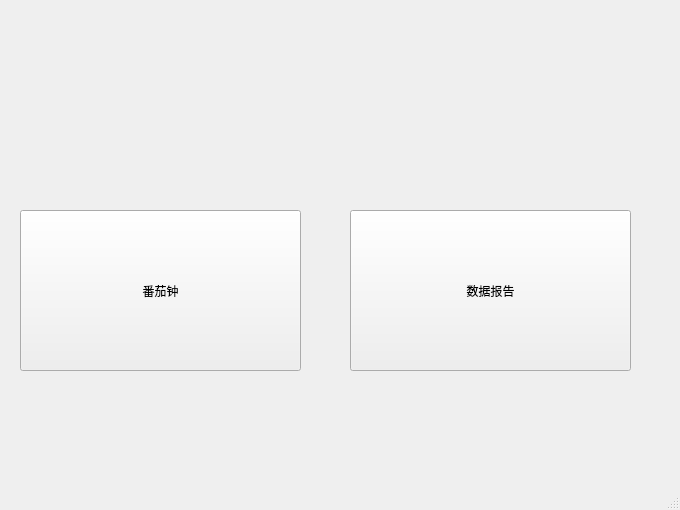
This is mainwindow.ui in Leeye1/StudyMate-GUI as Qt 5 draws it before an edit. The edited form follows.
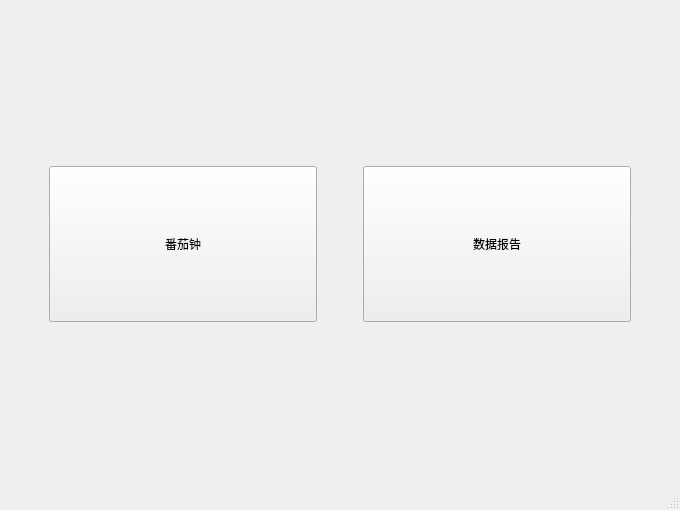
This is the edited form.

Commit message: 该掉了全屏转成最大化，这样就可以通过按钮退出

Patch:
```diff
--- a/mainwindow.ui
+++ b/mainwindow.ui
@@ -14,32 +14,137 @@
    <string>MainWindow</string>
   </property>
   <widget class="QWidget" name="centralwidget">
-   <widget class="QPushButton" name="tomatoButton">
-    <property name="geometry">
-     <rect>
-      <x>20</x>
-      <y>210</y>
-      <width>281</width>
-      <height>161</height>
-     </rect>
-    </property>
-    <property name="text">
-     <string>番茄钟</string>
-    </property>
-   </widget>
-   <widget class="QPushButton" name="reportButton">
-    <property name="geometry">
-     <rect>
-      <x>350</x>
-      <y>210</y>
-      <width>281</width>
-      <height>161</height>
-     </rect>
-    </property>
-    <property name="text">
-     <string>数据报告</string>
-    </property>
-   </widget>
+   <layout class="QGridLayout" name="gridLayout">
+    <item row="0" column="3">
+     <spacer name="verticalSpacer_3">
+      <property name="orientation">
+       <enum>Qt::Vertical</enum>
+      </property>
+      <property name="sizeHint" stdset="0">
+       <size>
+        <width>20</width>
+        <height>40</height>
+       </size>
+      </property>
+     </spacer>
+    </item>
+    <item row="1" column="0">
+     <spacer name="horizontalSpacer">
+      <property name="orientation">
+       <enum>Qt::Horizontal</enum>
+      </property>
+      <property name="sizeType">
+       <enum>QSizePolicy::Minimum</enum>
+      </property>
+      <property name="sizeHint" stdset="0">
+       <size>
+        <width>40</width>
+        <height>20</height>
+       </size>
+      </property>
+     </spacer>
+    </item>
+    <item row="2" column="3">
+     <spacer name="verticalSpacer_4">
+      <property name="orientation">
+       <enum>Qt::Vertical</enum>
+      </property>
+      <property name="sizeType">
+       <enum>QSizePolicy::Expanding</enum>
+      </property>
+      <property name="sizeHint" stdset="0">
+       <size>
+        <width>20</width>
+        <height>40</height>
+       </size>
+      </property>
+     </spacer>
+    </item>
+    <item row="0" column="1">
+     <spacer name="verticalSpacer_2">
+      <property name="orientation">
+       <enum>Qt::Vertical</enum>
+      </property>
+      <property name="sizeHint" stdset="0">
+       <size>
+        <width>20</width>
+        <height>40</height>
+       </size>
+      </property>
+     </spacer>
+    </item>
+    <item row="2" column="1">
+     <spacer name="verticalSpacer">
+      <property name="orientation">
+       <enum>Qt::Vertical</enum>
+      </property>
+      <property name="sizeHint" stdset="0">
+       <size>
+        <width>20</width>
+        <height>40</height>
+       </size>
+      </property>
+     </spacer>
+    </item>
+    <item row="1" column="1">
+     <widget class="QPushButton" name="tomatoButton">
+      <property name="sizePolicy">
+       <sizepolicy hsizetype="Expanding" vsizetype="Preferred">
+        <horstretch>0</horstretch>
+        <verstretch>0</verstretch>
+       </sizepolicy>
+      </property>
+      <property name="text">
+       <string>番茄钟</string>
+      </property>
+     </widget>
+    </item>
+    <item row="1" column="3">
+     <widget class="QPushButton" name="reportButton">
+      <property name="sizePolicy">
+       <sizepolicy hsizetype="Expanding" vsizetype="Expanding">
+        <horstretch>0</horstretch>
+        <verstretch>0</verstretch>
+       </sizepolicy>
+      </property>
+      <property name="text">
+       <string>数据报告</string>
+      </property>
+     </widget>
+    </item>
+    <item row="1" column="4">
+     <spacer name="horizontalSpacer_2">
+      <property name="orientation">
+       <enum>Qt::Horizontal</enum>
+      </property>
+      <property name="sizeType">
+       <enum>QSizePolicy::Minimum</enum>
+      </property>
+      <property name="sizeHint" stdset="0">
+       <size>
+        <width>40</width>
+        <height>20</height>
+       </size>
+      </property>
+     </spacer>
+    </item>
+    <item row="1" column="2">
+     <spacer name="horizontalSpacer_3">
+      <property name="orientation">
+       <enum>Qt::Horizontal</enum>
+      </property>
+      <property name="sizeType">
+       <enum>QSizePolicy::Preferred</enum>
+      </property>
+      <property name="sizeHint" stdset="0">
+       <size>
+        <width>40</width>
+        <height>20</height>
+       </size>
+      </property>
+     </spacer>
+    </item>
+   </layout>
   </widget>
   <widget class="QMenuBar" name="menubar">
    <property name="geometry">
```
Left out of the diff: 2 changed lines with no effect on the pictures. The commit also changes 3 other files.
